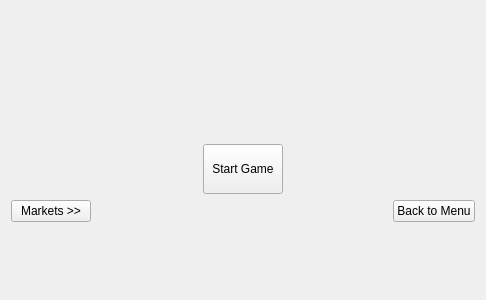
The window that startwidget.ui (tsenmu/FBSG) describes before a commit, drawn with Qt 5.
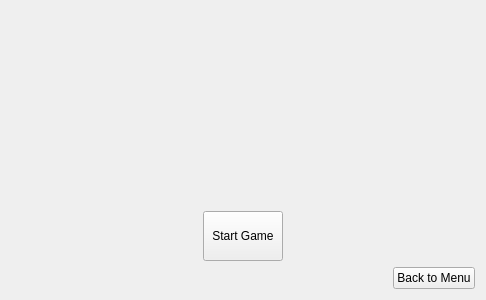
The same window after the commit. Custom widgets are drawn as their Qt base class.

Commit message: Markets assignment done.

Diff of the .ui file:
```diff
--- a/startwidget.ui
+++ b/startwidget.ui
@@ -65,13 +65,6 @@
    </item>
    <item>
     <layout class="QHBoxLayout" name="horizontalLayout_2">
-     <item>
-      <widget class="QPushButton" name="pushButton_markets">
-       <property name="text">
-        <string>Markets &gt;&gt;</string>
-       </property>
-      </widget>
-     </item>
      <item>
       <spacer name="horizontalSpacer">
        <property name="orientation">
@@ -94,9 +87,6 @@
      </item>
     </layout>
    </item>
-   <item>
-    <widget class="MarketsWidget" name="widget_markets" native="true"/>
-   </item>
   </layout>
  </widget>
  <customwidgets>
@@ -112,12 +102,6 @@
    <header>colorstatus.h</header>
    <container>1</container>
   </customwidget>
-  <customwidget>
-   <class>MarketsWidget</class>
-   <extends>QWidget</extends>
-   <header>marketswidget.h</header>
-   <container>1</container>
-  </customwidget>
  </customwidgets>
  <resources/>
  <connections/>
```
The commit also changes 18 other files.
